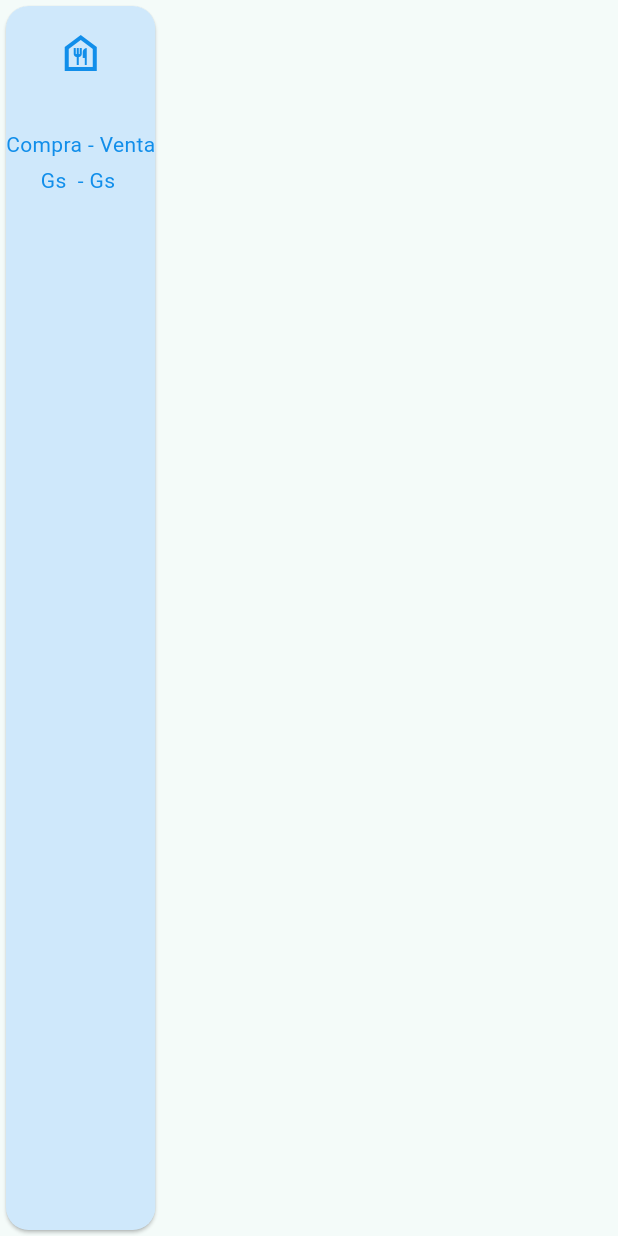
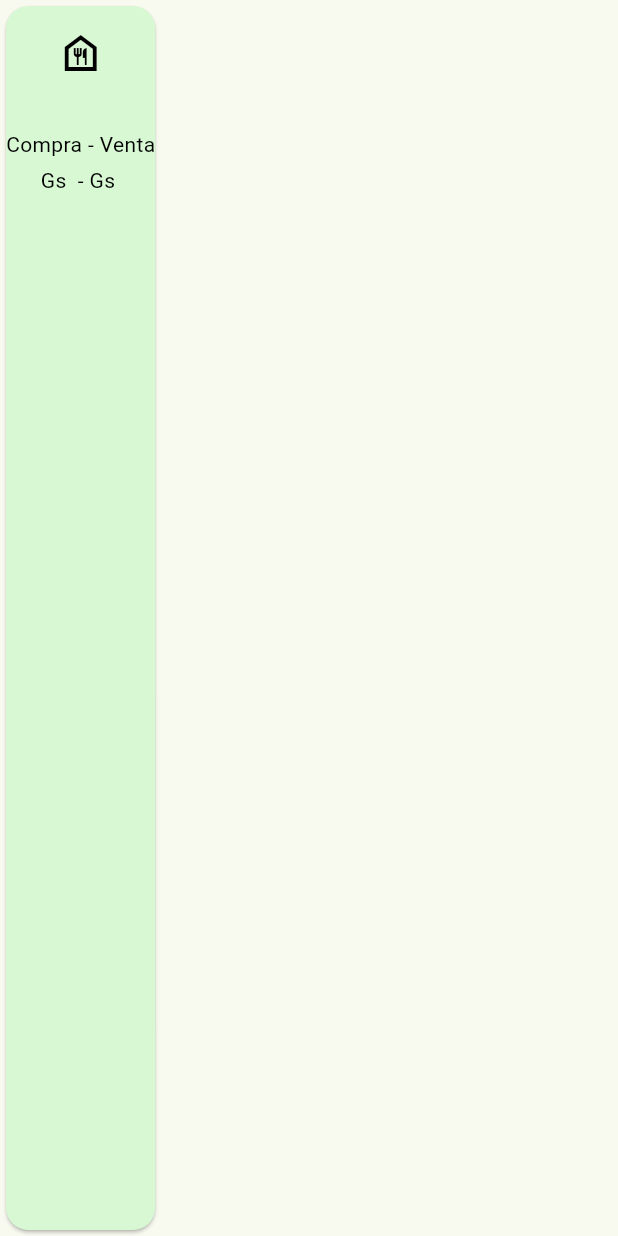
Before and after one commit to JoseAdolfo2001/dolarPyFlutter, a Flutter app: the CardDolarExchangev2 widget shown alone on an empty page, opened directly with empty values, on a phone screen of 412 x 824 dp. Run offline on Flutter 3.47's test engine with Material 3 defaults, Android fonts, the light colour scheme and no system bars; our stand-ins replace dio, flutter_riverpod, go_router; network calls fail.

Commit message:
add btn cotizar

```diff
--- a/lib/config/theme/app_theme.dart
+++ b/lib/config/theme/app_theme.dart
@@ -1,7 +1,7 @@
 import 'package:flutter/material.dart';
 
 const colorList = <Color>[
-  Color(0xFF45B6AC)
+  Color(0xFF99BC85)
 ];
 
 class AppTheme{
--- a/lib/presentation/screens/home_screen.dart
+++ b/lib/presentation/screens/home_screen.dart
@@ -83,7 +83,9 @@ void _formatText() {
     return Column(
       children: [
 
-         TextInputCustom(controller: _controller,),
+        TextInputCustom(controller: _controller,),
+
+        TextButton(onPressed: (){}, child: const Text("cotizar")),
 
         Expanded(
           child: GridView.builder(
@@ -91,7 +93,7 @@ void _formatText() {
           gridDelegate: const SliverGridDelegateWithFixedCrossAxisCount(
               crossAxisCount: 2,
               crossAxisSpacing: 10,
-              mainAxisSpacing:10,
+                mainAxisSpacing:10,
               childAspectRatio: 33/34,
             ),
           itemCount: nowDolarQuote.financial.length,
--- a/lib/presentation/widgets/card/grid_dolar_exchange.dart
+++ b/lib/presentation/widgets/card/grid_dolar_exchange.dart
@@ -12,7 +12,7 @@ class CardDolarExchangev2 extends StatelessWidget {
   @override
   Widget build(BuildContext context) {
     return  Card(
-      color: const Color(0xFFCFE8FB),
+      color: const Color(0xFFD8F8D4),
       shape: RoundedRectangleBorder(
         borderRadius: BorderRadius.circular(15),
       ),
@@ -23,7 +23,7 @@ class CardDolarExchangev2 extends StatelessWidget {
             crossAxisAlignment: CrossAxisAlignment.center,
             children: [
               const SizedBox(height: 15.0,),
-              const Icon(Icons.food_bank_outlined ,color: Color(0xFF118EEA),size: 32.0),
+              const Icon(Icons.food_bank_outlined ,color: Colors.black,size: 32.0),
               const SizedBox(height: 8.0,),
               TextFormat(text:formatFinanciedName(finalcialName.entidad) , size: 16 , fontWeight: FontWeight.bold,),
               const SizedBox(height: 4.0,),
--- a/lib/presentation/widgets/widgetstyles/text_format_style.dart
+++ b/lib/presentation/widgets/widgetstyles/text_format_style.dart
@@ -18,7 +18,7 @@ class  TextFormat extends StatelessWidget {
   Widget build(BuildContext context) {
     return Text(
       text,
-      style:  TextStyle(fontSize: size , fontWeight: fontWeight , color: const Color(0xFF118EEA)),
+      style:  TextStyle(fontSize: size , fontWeight: fontWeight , color: Colors.black),
     );
   }
 }
```
